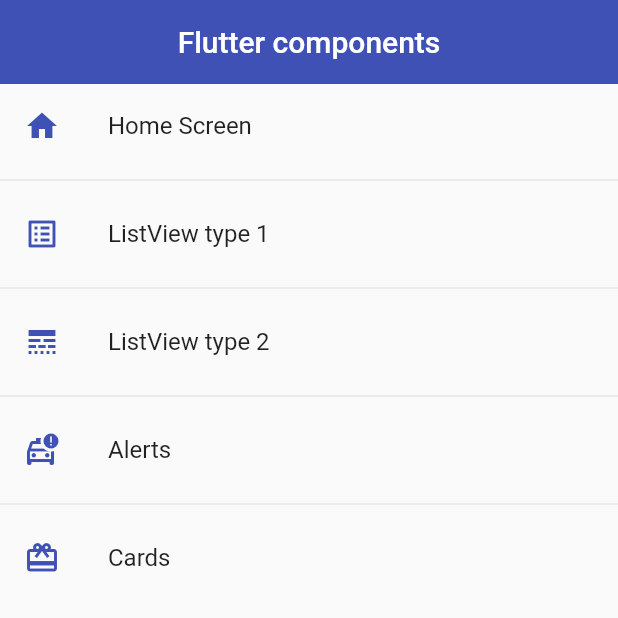
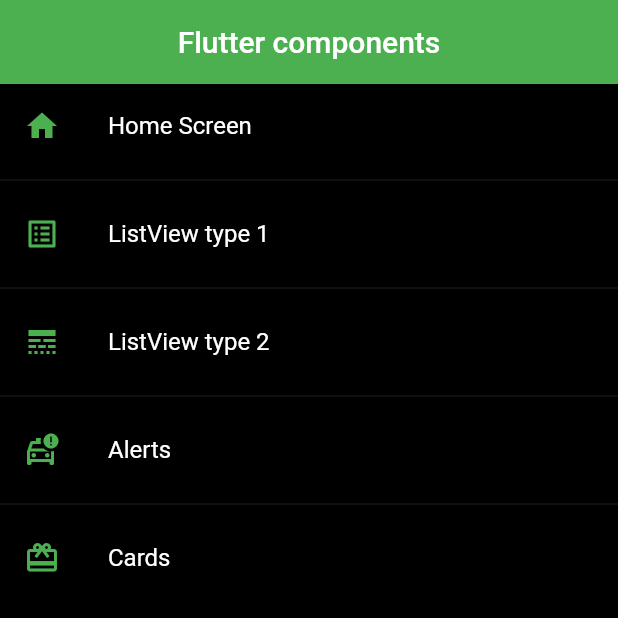
Before and after one commit to ChristianTC/flutter-components, a Flutter app: the screen it shows after launch, on a phone screen of 412 x 824 dp, the top half of it. Run offline on Flutter 3.47's test engine with Material 2 defaults, Android fonts, the phone set to English and light mode, and no system bars.

Commit message:
global theme

```diff
--- a/lib/main.dart
+++ b/lib/main.dart
@@ -1,6 +1,7 @@
 import 'package:flutter/material.dart';
 
 import 'package:fl_components/router/app_routes.dart';
+import 'package:fl_components/themes/app_theme.dart';
 
 void main() => runApp(const MyApp());
 
@@ -15,6 +16,7 @@ class MyApp extends StatelessWidget {
       initialRoute: AppRoutes.initialRoute,
       routes: AppRoutes.getAppRoutes(),
       onGenerateRoute: AppRoutes.onGenerateRoute,
+      theme: AppTheme.darkTheme,
     );
   }
 }
--- a/lib/screens/home_screen.dart
+++ b/lib/screens/home_screen.dart
@@ -1,4 +1,5 @@
 import 'package:fl_components/router/app_routes.dart';
+import 'package:fl_components/themes/app_theme.dart';
 import 'package:flutter/material.dart';
 
 class HomeScreen extends StatelessWidget {
@@ -11,14 +12,12 @@ class HomeScreen extends StatelessWidget {
         title: const Center(
           child: Text('Flutter components'),
         ),
-        backgroundColor: Colors.indigo,
-        elevation: 0,
       ),
       body: ListView.separated(
         itemBuilder: (context, index) => ListTile(
           leading: Icon(
             AppRoutes.menuOptions[index].icon,
-            color: Colors.indigo,
+            color: AppTheme.primary,
           ),
           title: Text(AppRoutes.menuOptions[index].name),
           onTap: () {
--- a/lib/screens/listview2_screen.dart
+++ b/lib/screens/listview2_screen.dart
@@ -10,8 +10,6 @@ class Listview2Screen extends StatelessWidget {
     return Scaffold(
         appBar: AppBar(
           title: const Center(child: Text('Listview Type 2')),
-          elevation: 0,
-          backgroundColor: Colors.indigo,
         ),
         body: ListView.separated(
           itemCount: options.length,
--- /dev/null
+++ b/lib/themes/app_theme.dart
@@ -0,0 +1,22 @@
+import 'package:flutter/material.dart';
+
+class AppTheme {
+  static const Color primary = Colors.green;
+
+  static final ThemeData lightTheme = ThemeData.light().copyWith(
+    primaryColor: Colors.indigo,
+    appBarTheme: const AppBarTheme(
+      color: primary,
+      elevation: 0,
+    ),
+  );
+
+  static final ThemeData darkTheme = ThemeData.dark().copyWith(
+    primaryColor: Colors.indigo,
+    appBarTheme: const AppBarTheme(
+      color: primary,
+      elevation: 0,
+    ),
+    scaffoldBackgroundColor: Colors.black,
+  );
+}
```
